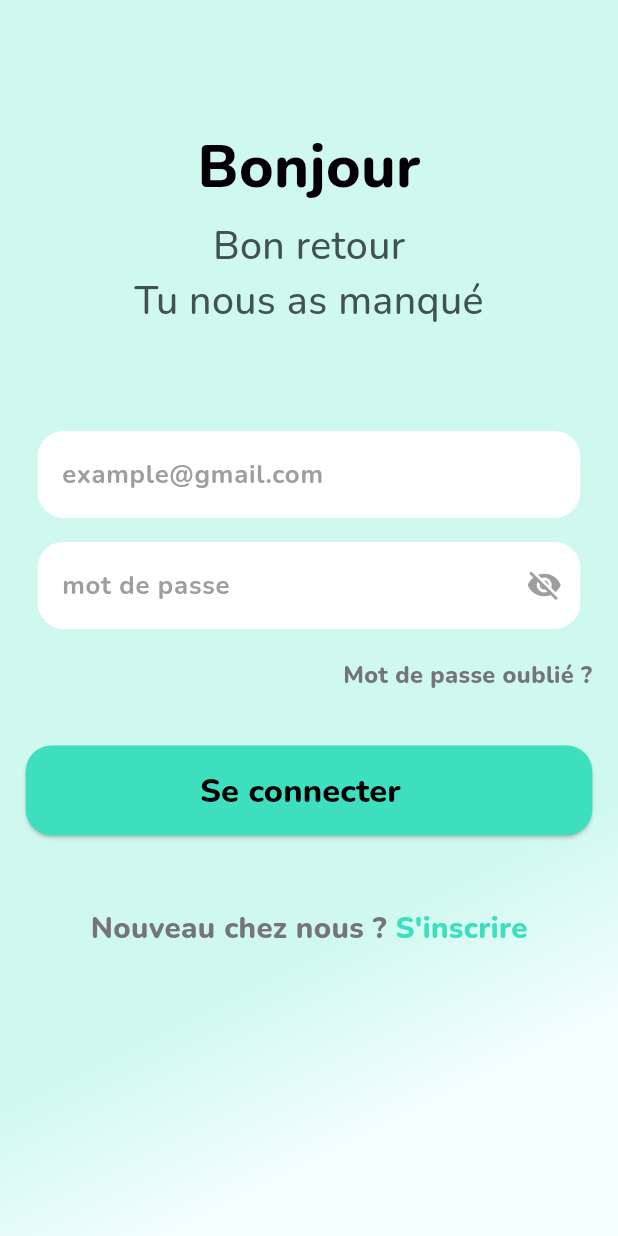
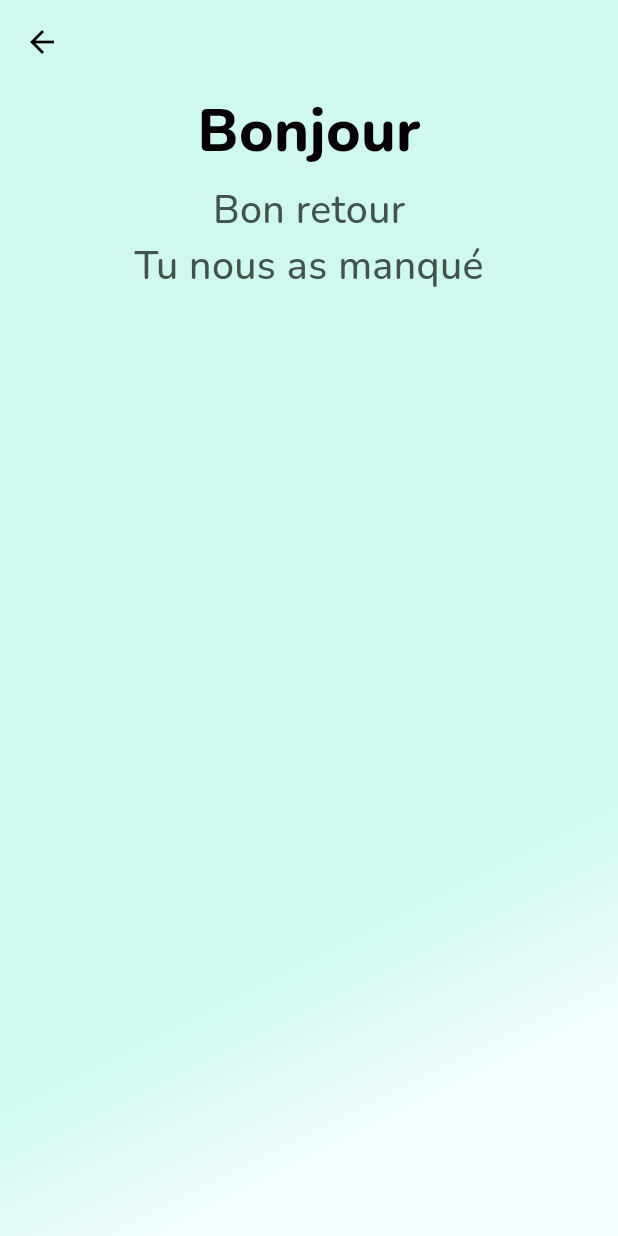
Before and after one commit to NidhalBoumaiza/gaspino, a Flutter app: the screen it shows after launch, on a phone screen of 412 x 824 dp. Run offline on Flutter 3.47's test engine with Material 3 defaults, Android fonts, the phone set to English and light mode, and no system bars; our stand-ins replace bloc, dartz, equatable, flutter_bloc, flutter_dotenv, flutter_screenutil and 5 more.

Commit message:
page create account

```diff
--- a/client/lib/core/widgets/reusable_text_field_widget.dart
+++ b/client/lib/core/widgets/reusable_text_field_widget.dart
@@ -31,7 +31,7 @@ class ReusableTextFieldWidget extends StatelessWidget {
     return Padding(
       padding: const EdgeInsets.all(8.0),
       child: TextFormField(
-        maxLength: maxLenghtProperty ?? null,
+        maxLength: maxLenghtProperty,
         textAlign: textAlignProperty ?? TextAlign.start,
         keyboardType: keyboardType ?? TextInputType.text,
         obscureText: obsecureText ?? false,
@@ -46,7 +46,7 @@ class ReusableTextFieldWidget extends StatelessWidget {
           counterText: "",
           filled: true,
           fillColor: Colors.white,
-          suffixIcon: hintText == 'mot de passe'
+          suffixIcon: obsecureText != null
               ? IconButton(
                   onPressed: onPressedSuffixIcon,
                   icon: (suffixIcon) ??
--- /dev/null
+++ b/client/lib/features/authorisation/presentation layer/cubit/confirm_password_visibility_reset_password_cubit/reset_confirm_password_visibility_cubit.dart
@@ -0,0 +1,20 @@
+import 'package:bloc/bloc.dart';
+import 'package:equatable/equatable.dart';
+import 'package:meta/meta.dart';
+
+part 'reset_confirm_password_visibility_state.dart';
+
+class ResetConfirmPasswordVisibilityCubit
+    extends Cubit<ResetConfirmPasswordVisibilityState> {
+  ResetConfirmPasswordVisibilityCubit()
+      : super(ResetConfirmPasswordVisibilityState(isVisible: false));
+
+  void changeVisibility() {
+    print(state.isVisible);
+    final isVisible = !state.isVisible;
+    print('isVisible: $isVisible');
+    final updatedState =
+        ResetConfirmPasswordVisibilityState(isVisible: isVisible);
+    emit(updatedState);
+  }
+}
--- /dev/null
+++ b/client/lib/features/authorisation/presentation layer/cubit/confirm_password_visibility_reset_password_cubit/reset_confirm_password_visibility_state.dart
@@ -0,0 +1,12 @@
+part of 'reset_confirm_password_visibility_cubit.dart';
+
+@immutable
+class ResetConfirmPasswordVisibilityState extends Equatable {
+  late bool isVisible = false;
+
+  ResetConfirmPasswordVisibilityState({
+    required this.isVisible,
+  });
+
+  List<Object?> get props => [isVisible];
+}
--- /dev/null
+++ b/client/lib/features/authorisation/presentation layer/cubit/password_visibility_reset_password_cubit/reset_password_visibility_cubit.dart
@@ -0,0 +1,18 @@
+import 'package:bloc/bloc.dart';
+import 'package:equatable/equatable.dart';
+import 'package:meta/meta.dart';
+
+part 'reset_password_visibility_state.dart';
+
+class ResetPasswordVisibilityCubit extends Cubit<ResetPasswordVisibilityState> {
+  ResetPasswordVisibilityCubit()
+      : super(ResetPasswordVisibilityState(isVisible: false));
+
+  void changeVisibility() {
+    print(state.isVisible);
+    final isVisible = !state.isVisible;
+    print('isVisible: $isVisible');
+    final updatedState = ResetPasswordVisibilityState(isVisible: isVisible);
+    emit(updatedState);
+  }
+}
--- /dev/null
+++ b/client/lib/features/authorisation/presentation layer/cubit/password_visibility_reset_password_cubit/reset_password_visibility_state.dart
@@ -0,0 +1,12 @@
+part of 'reset_password_visibility_cubit.dart';
+
+@immutable
+class ResetPasswordVisibilityState extends Equatable {
+  late bool isVisible = false;
+
+  ResetPasswordVisibilityState({
+    required this.isVisible,
+  });
+
+  List<Object?> get props => [isVisible];
+}
--- /dev/null
+++ b/client/lib/features/authorisation/presentation layer/pages/account_creation_screen.dart
@@ -0,0 +1,72 @@
+import 'package:flutter/material.dart';
+import 'package:flutter_screenutil/flutter_screenutil.dart';
+
+import '../../../../core/colors.dart';
+import '../../../../core/widgets/reusable_text.dart';
+import '../../../../core/widgets/simple_app_bar.dart';
+
+class AccountCreationScreen extends StatefulWidget {
+  const AccountCreationScreen({super.key});
+
+  @override
+  State<AccountCreationScreen> createState() => _AccountCreationScreenState();
+}
+
+class _AccountCreationScreenState extends State<AccountCreationScreen> {
+  @override
+  Widget build(BuildContext context) {
+    return GestureDetector(
+      onTap: () {
+        FocusScope.of(context).unfocus();
+      },
+      child: SafeArea(
+        child: Scaffold(
+          appBar: simpleAppBar(),
+          extendBodyBehindAppBar: true,
+          body: SingleChildScrollView(
+            child: Container(
+              height: 1.sh,
+              width: 1.sw,
+              decoration: const BoxDecoration(
+                gradient: LinearGradient(
+                  begin: Alignment.topLeft,
+                  end: Alignment.bottomRight,
+                  colors: backGroundColorArray,
+                ),
+              ),
+              child: Padding(
+                padding: EdgeInsets.symmetric(horizontal: 15.w),
+                child: Column(
+                  crossAxisAlignment: CrossAxisAlignment.center,
+                  children: [
+                    SizedBox(height: 50.h),
+                    ReusableText(
+                      text: 'Bonjour',
+                      textSize: 30.sp,
+                      textFontWeight: FontWeight.w800,
+                      textColor: const Color(0xff040003),
+                    ),
+                    SizedBox(height: 5.h),
+                    ReusableText(
+                      text: 'Bon retour',
+                      textSize: 20.sp,
+                      textFontWeight: FontWeight.w500,
+                      textColor: const Color(0xff41534e),
+                    ),
+                    ReusableText(
+                      text: 'Tu nous as manqué',
+                      textSize: 20.sp,
+                      textFontWeight: FontWeight.w500,
+                      textColor: const Color(0xff41534e),
+                    ),
+                    SizedBox(height: 50.h),
+                  ],
+                ),
+              ),
+            ),
+          ),
+        ),
+      ),
+    );
+  }
+}
--- a/client/lib/injection_container.dart
+++ b/client/lib/injection_container.dart
@@ -26,12 +26,16 @@ import 'features/authorisation/domain layer/usecases/update_user_password.dart';
 import 'features/authorisation/presentation layer/bloc/reset_password_step_two_bloc/reset_password_step_two_bloc.dart';
 import 'features/authorisation/presentation layer/bloc/sign_out_bloc/sign_out_bloc.dart';
 import 'features/authorisation/presentation layer/bloc/update_user_password_bloc/update_user_password_bloc.dart';
+import 'features/authorisation/presentation layer/cubit/confirm_password_visibility_reset_password_cubit/reset_confirm_password_visibility_cubit.dart';
+import 'features/authorisation/presentation layer/cubit/password_visibility_reset_password_cubit/reset_password_visibility_cubit.dart';
 import 'features/authorisation/presentation layer/cubit/password_visibility_sign_in_cubit/password_visibility_cubit.dart';
 
 final sl = GetIt.instance;
 
 Future<void> init() async {
   // Bloc
+  sl.registerFactory(() => ResetPasswordVisibilityCubit());
+  sl.registerFactory(() => ResetConfirmPasswordVisibilityCubit());
   sl.registerFactory(() => PasswordVisibilityCubit());
   sl.registerFactory(() => SignInBloc(signIn: sl()));
   sl.registerFactory(() => ForgetPasswordBloc(forgetPassword: sl()));
--- a/client/lib/main.dart
+++ b/client/lib/main.dart
@@ -15,7 +15,10 @@ import 'features/authorisation/presentation layer/bloc/reset_password_step_two_b
 import 'features/authorisation/presentation layer/bloc/sign_in_bloc/sign_in_bloc.dart';
 import 'features/authorisation/presentation layer/bloc/sign_up_bloc/sign_up_bloc.dart';
 import 'features/authorisation/presentation layer/bloc/update_coordinate_bloc/update_coordinate_bloc.dart';
+import 'features/authorisation/presentation layer/cubit/confirm_password_visibility_reset_password_cubit/reset_confirm_password_visibility_cubit.dart';
+import 'features/authorisation/presentation layer/cubit/password_visibility_reset_password_cubit/reset_password_visibility_cubit.dart';
 import 'features/authorisation/presentation layer/cubit/password_visibility_sign_in_cubit/password_visibility_cubit.dart';
+import 'features/authorisation/presentation layer/pages/account_creation_screen.dart';
 import 'features/authorisation/presentation layer/pages/sign_in_screen.dart';
 import 'injection_container.dart' as di;
 
@@ -47,7 +50,10 @@ class MyApp extends StatelessWidget {
         BlocProvider(create: (context) => di.sl<UpdateCoordinateBloc>()),
         BlocProvider(create: (context) => di.sl<SignOutBloc>()),
         BlocProvider(create: (create) => di.sl<UpdateUserPasswordBloc>()),
-        BlocProvider(create: (create) => di.sl<PasswordVisibilityCubit>())
+        BlocProvider(create: (create) => di.sl<PasswordVisibilityCubit>()),
+        BlocProvider(create: (create) => di.sl<ResetPasswordVisibilityCubit>()),
+        BlocProvider(
+            create: (create) => di.sl<ResetConfirmPasswordVisibilityCubit>()),
       ],
       child: ScreenUtilInit(
           designSize: const Size(360, 690),
@@ -61,7 +67,7 @@ class MyApp extends StatelessWidget {
                 colorScheme: ColorScheme.fromSeed(seedColor: Colors.deepPurple),
                 useMaterial3: true,
               ),
-              home: SignInScreen(),
+              home: AccountCreationScreen(),
               getPages: routes,
             );
           }),
```
Also changed, not shown: client/lib/features/authorisation/presentation layer/pages/create_new_password_screen.dart (+54 -17 lines), client/lib/features/authorisation/presentation layer/widgets/profile_picture_widget.dart (added, +27 -0 lines), 1 other file.
